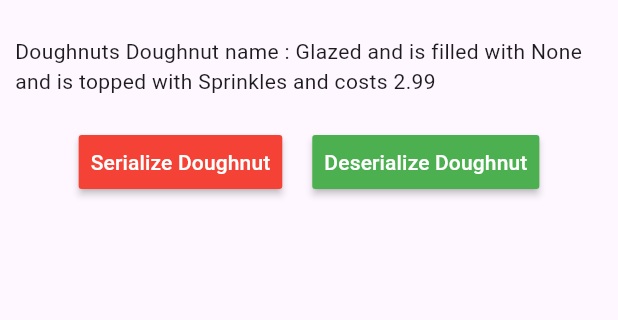
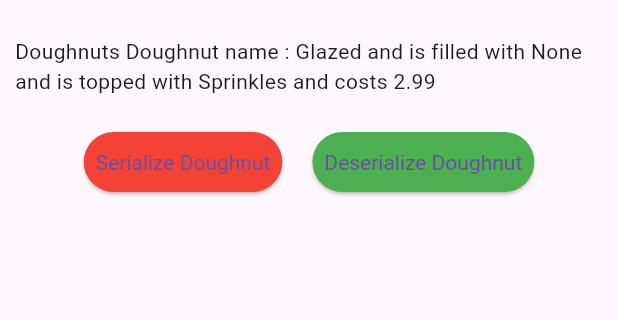
Before and after one commit to TomerPacific/MediumArticles, a Flutter app: the MyHomePage screen opened directly, on a phone screen of 412 x 824 dp, the part 63-383 px from its top. Run offline on Flutter 3.47's test engine with Material 3 defaults, Android fonts, the phone set to English and light mode, and no system bars; our stand-ins replace geolocator, webview_flutter.

Commit message:
MediumArticles Serialization refactoring code

```diff
--- a/serialization_example/lib/main_doughnut_list.dart
+++ b/serialization_example/lib/main_doughnut_list.dart
@@ -16,13 +16,13 @@ class MyApp extends StatelessWidget {
 
         primarySwatch: Colors.blue,
       ),
-      home: MyHomePage(title: 'Flutter Serialization Example'),
+      home: MyHomePage(key: GlobalKey(), title: 'Flutter Serialization Example'),
     );
   }
 }
 
 class MyHomePage extends StatefulWidget {
-  MyHomePage({Key key, this.title}) : super(key: key);
+  MyHomePage({required Key key, required this.title}) : super(key: key);
 
 
   final String title;
@@ -33,9 +33,9 @@ class MyHomePage extends StatefulWidget {
 
 class _MyHomePageState extends State<MyHomePage> {
 
-  Doughnut _myDoughnut;
-  DoughnutList _myDoughnuts;
-  String _encoded;
+  late Doughnut _myDoughnut;
+  late DoughnutList _myDoughnuts;
+  late String _encoded;
   String _toPresent = "";
 
   void serialize() {
@@ -99,20 +99,24 @@ class _MyHomePageState extends State<MyHomePage> {
               children: <Widget>[
                 new Container(
                   margin: const EdgeInsets.all(10.0),
-                  child: RaisedButton(
-                      padding: const EdgeInsets.all(8.0),
-                      textColor: Colors.white,
-                      color: Colors.red,
+                  child: ElevatedButton(
+                      style: ElevatedButton.styleFrom(
+                        padding: const EdgeInsets.all(8.0),
+                        textStyle: TextStyle(color: Colors.white),
+                        backgroundColor: Colors.red,
+                      ),
                       onPressed: serialize,
                       child: new Text("Serialize Doughnut")
                   ),
                 ),
                 new Container(
                   margin: const EdgeInsets.all(10.0),
-                  child: RaisedButton(
-                      padding: const EdgeInsets.all(8.0),
-                      textColor: Colors.white,
-                      color: Colors.green,
+                  child: ElevatedButton(
+                        style: ElevatedButton.styleFrom(
+                          padding: const EdgeInsets.all(8.0),
+                          textStyle: TextStyle(color:Colors.white),
+                          backgroundColor: Colors.green,
+                       ),
                       onPressed: deserialize,
                       child: new Text("Deserialize Doughnut")
                   ),
```
